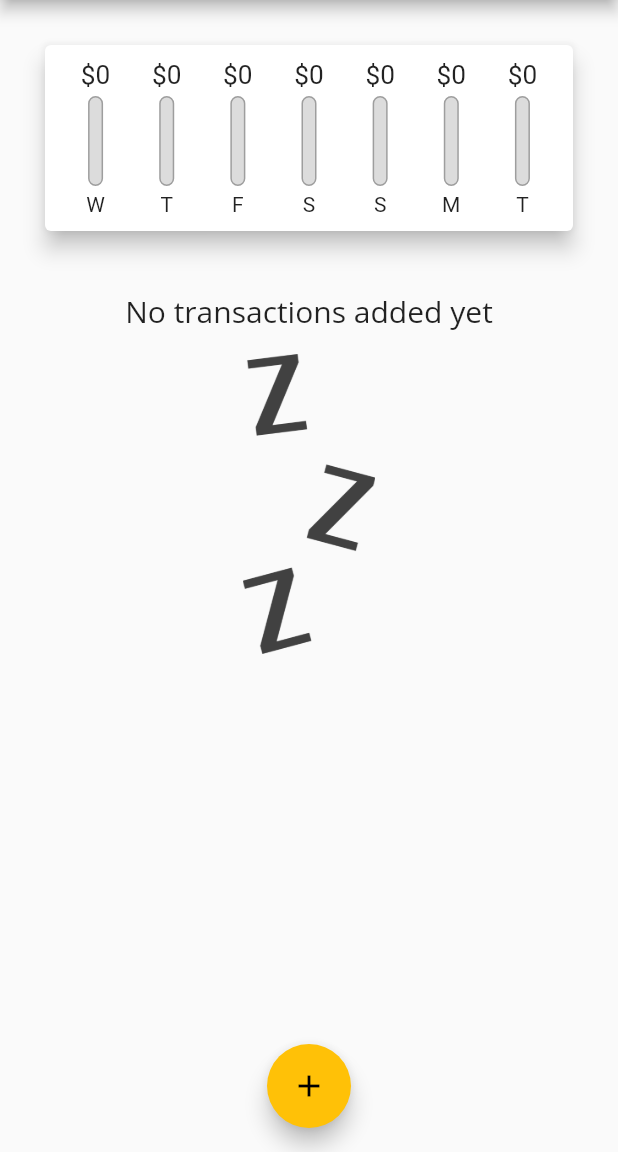
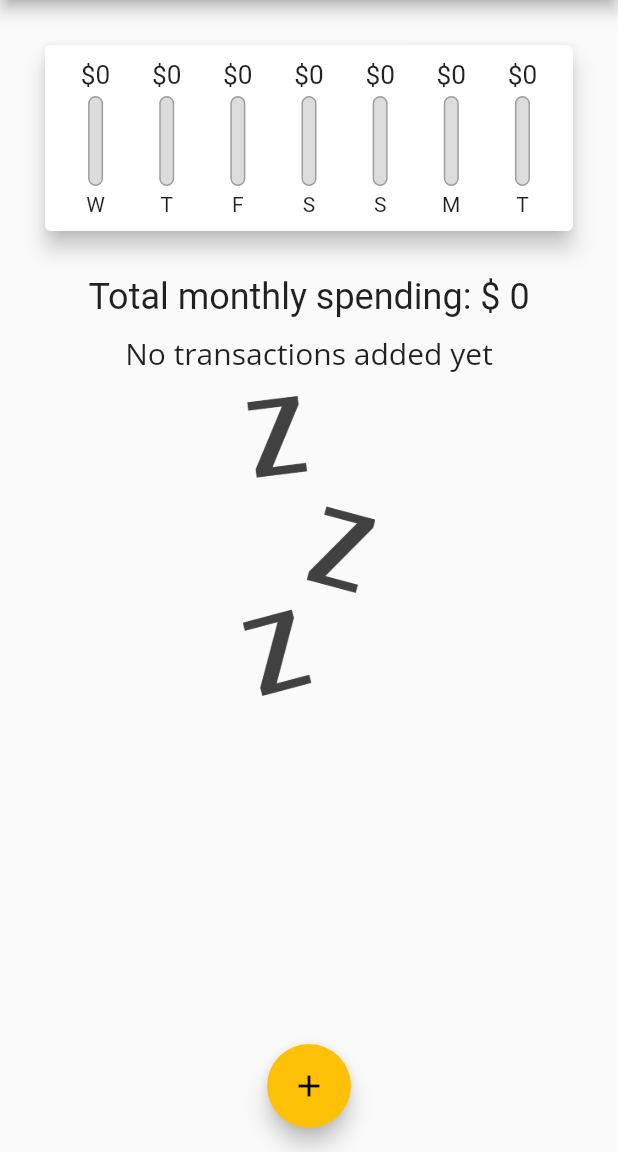
Before and after one commit to elwachin/personal_expenses, a Flutter app: the screen it shows after launch, on a phone screen of 412 x 824 dp, the part 84-1236 px from its top. Run offline on Flutter 3.47's test engine with Material 2 defaults, Android fonts, the phone set to English and light mode, and no system bars.

Commit message:
added total monthly expenses

```diff
--- a/lib/main.dart
+++ b/lib/main.dart
@@ -1,4 +1,4 @@
-import 'package:expense_planner/widgets/chart.dart';
+import './widgets/chart.dart';
 
 import './widgets/new_transaction.dart';
 import './widgets/transaction_list.dart';
@@ -66,6 +66,24 @@ class _MyHomePageState extends State<MyHomePage> {
     }).toList();
   }
 
+  List<Transaction> get _monthlyTransactions {
+    return _userTransactions.where((tx) {
+      return tx.date.isAfter(
+        DateTime.now().subtract(
+          Duration(days: 30),
+        ),
+      );
+    }).toList();
+  }
+
+  double get sumMonthlyTransaction {
+    double totalSum = 0.0;
+    for (int i = 0; i < _monthlyTransactions.length; i++) {
+      totalSum += _monthlyTransactions[i].amount;
+    }
+    return totalSum;
+  }
+
   void _addNewTransaction(String title, double amount, DateTime chosenDate) {
     final newTx = Transaction(
       id: DateTime.now().toString(),
@@ -120,11 +138,18 @@ class _MyHomePageState extends State<MyHomePage> {
                 padding: EdgeInsets.all(10),
                 width: double.infinity,
                 child: Chart(_recentTransactions)),
+            _recentTransactions.isEmpty
+                ? Text(
+                    'Total monthly spending: \$ 0',
+                    style: Theme.of(context).textTheme.headlineSmall,
+                  )
+                : Text(
+                    'Total monthly spending: \$ ${sumMonthlyTransaction}',
+                    style: Theme.of(context).textTheme.headlineSmall,
+                  ),
             Container(
               padding: EdgeInsets.all(10),
-              child: Expanded(
-                  child:
-                      TransactionList(_userTransactions, _deleteTransaction)),
+              child: TransactionList(_userTransactions, _deleteTransaction),
             ),
           ],
         ),
```
